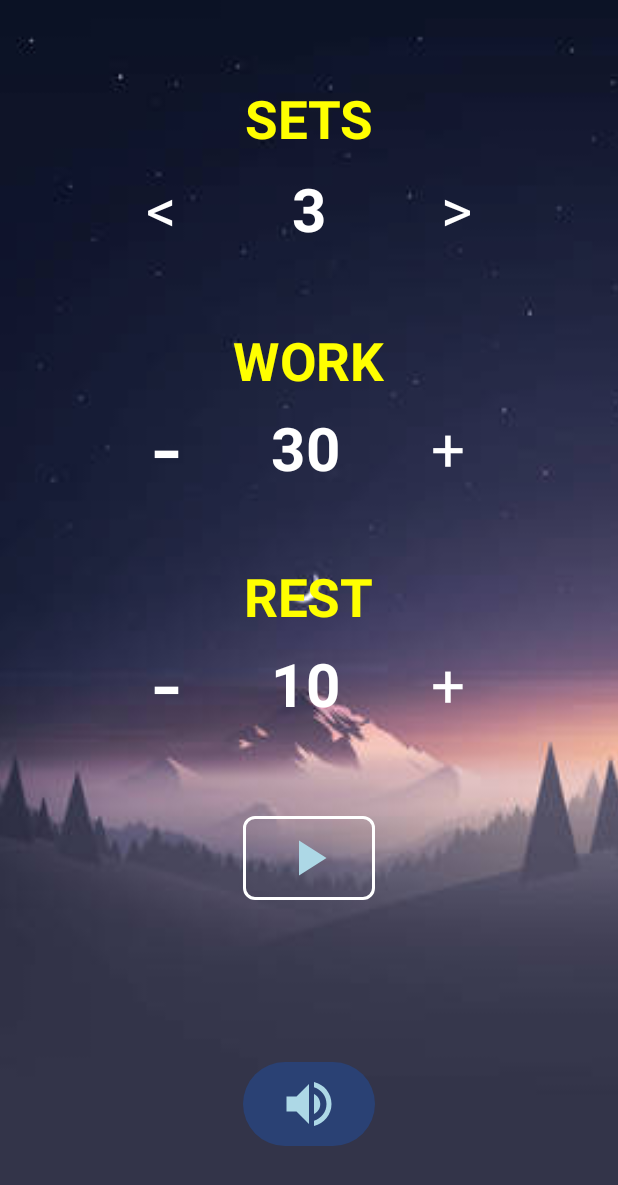
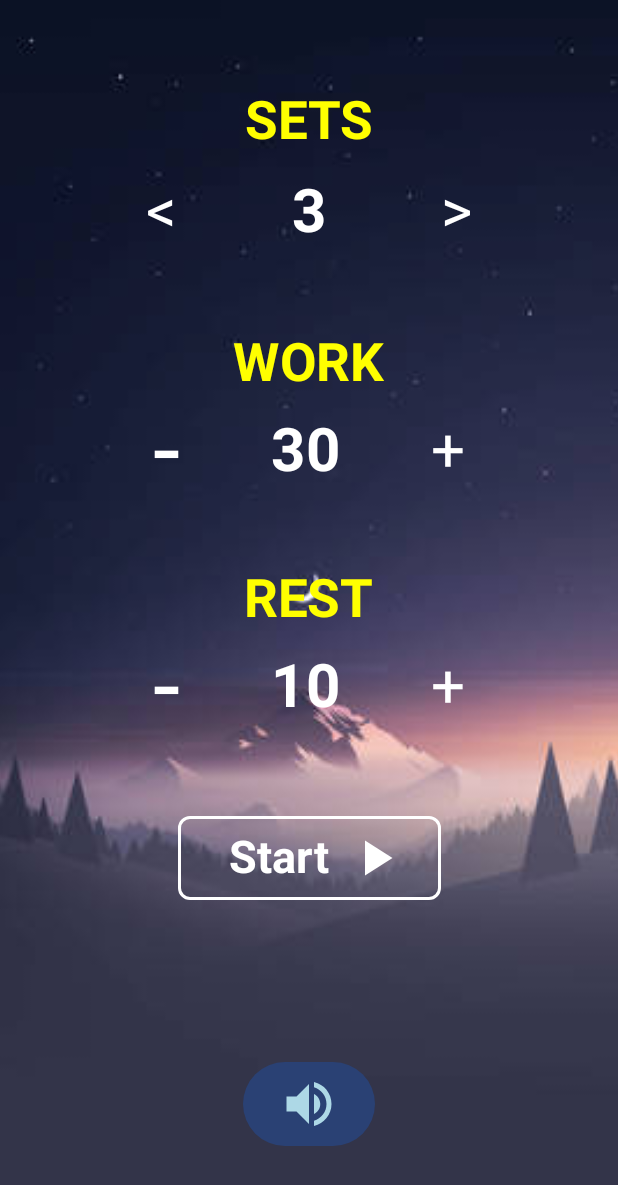
Before and after one commit to fmoorenoo/hiitTimer, an Android app built with Jetpack Compose: the screen it shows after launch (MainActivity), on a phone screen of 412 x 824 dp. Shown: the top 1185 px of the screen. Run offline under Robolectric (Android 15) with nearby library versions, the phone set to English and light mode, and no system bars.

Commit message:
Estética de botón start en configScreen y arreglado iniciarMusica

```diff
--- a/app/src/main/java/org/iesharia/hiittimer/MainActivity.kt
+++ b/app/src/main/java/org/iesharia/hiittimer/MainActivity.kt
@@ -187,12 +187,18 @@ fun ConfigScreen(modifier: Modifier = Modifier) {
 
                 Spacer(modifier = Modifier.padding(10.dp, 20.dp))
                 OutlinedButtonExample(onClick = { mostrar = false }) {
+                    Text(text = "Start",
+                        fontSize = 30.sp,
+                        fontWeight = FontWeight.Bold,
+                        modifier = Modifier.padding(10.dp, 0.dp),
+                        color = Color.White)
                     Icon(
                         imageVector = Icons.Default.PlayArrow,
                         contentDescription = "Iniciar",
-                        tint = Color(0xFFADD8E6),
+                        tint = Color.White,
                         modifier = Modifier.size(40.dp)
                     )
+
                 }
                 Spacer(modifier = Modifier.padding(10.dp, 50.dp))
                 Button(onClick = { if (!muted) muted = true else muted = false }) {
@@ -258,7 +264,7 @@ fun CounterScreen(sets: Int, work: Int, rest: Int, muted: Boolean, volver: () ->
     }
 
     fun iniciarMusica(audioId: Int) {
-        if (!muted) {
+        if ((fase == "WORK" && !muted) || (fase == "PREP" || fase == "REST")) {
             detenerMusica()
             mediaPlayer = MediaPlayer.create(context, audioId)
             mediaPlayer?.start()
```
